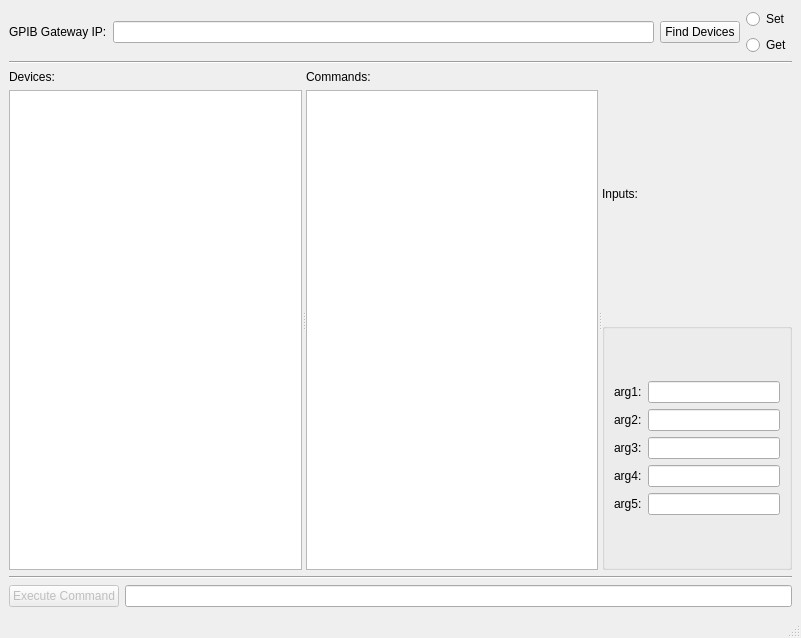
Before: the Qt Designer form GUIfiles/DeviceControlInterface.ui in doctoboggan/DeathRay, drawn with Qt 5.
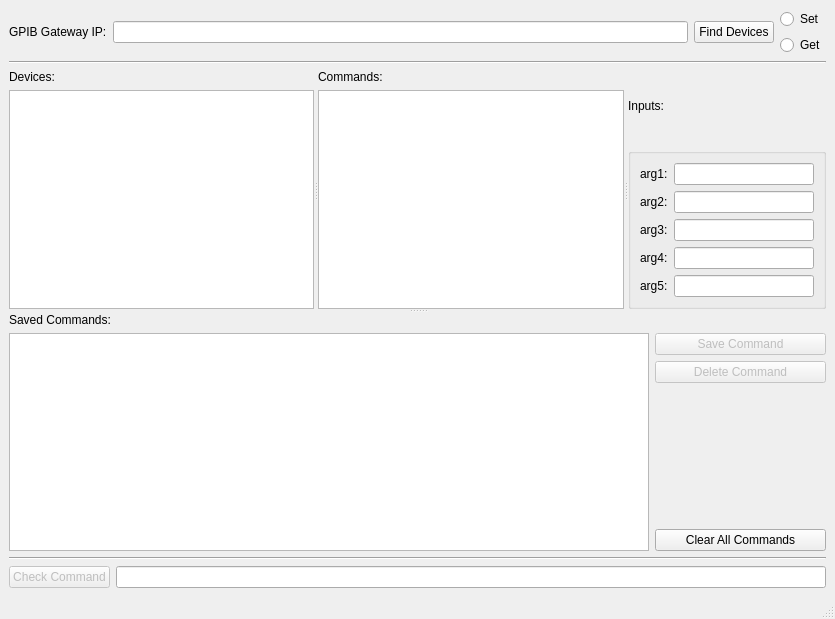
After: the same form once the commit is applied.

Commit message: Device Control updates

Patch:
```diff
--- a/GUIfiles/DeviceControlInterface.ui
+++ b/GUIfiles/DeviceControlInterface.ui
@@ -6,8 +6,8 @@
    <rect>
     <x>0</x>
     <y>0</y>
-    <width>801</width>
-    <height>638</height>
+    <width>835</width>
+    <height>619</height>
    </rect>
   </property>
   <property name="windowTitle">
@@ -78,6 +78,10 @@
      </widget>
     </item>
     <item>
+     <widget class="QSplitter" name="splitter_vert">
+      <property name="orientation">
+       <enum>Qt::Vertical</enum>
+      </property>
      <widget class="QSplitter" name="splitter">
       <property name="orientation">
        <enum>Qt::Horizontal</enum>
@@ -246,6 +250,110 @@
        </layout>
       </widget>
      </widget>
+      <widget class="QWidget" name="">
+       <layout class="QHBoxLayout" name="horizontalLayout_8">
+        <item>
+         <layout class="QVBoxLayout" name="verticalLayout_7">
+          <item>
+           <widget class="QLabel" name="label_5">
+            <property name="text">
+             <string>Saved Commands:</string>
+            </property>
+           </widget>
+          </item>
+          <item>
+           <widget class="QListWidget" name="listWidgetSavedCommands">
+            <property name="sizePolicy">
+             <sizepolicy hsizetype="Preferred" vsizetype="Expanding">
+              <horstretch>0</horstretch>
+              <verstretch>0</verstretch>
+             </sizepolicy>
+            </property>
+           </widget>
+          </item>
+         </layout>
+        </item>
+        <item>
+         <layout class="QVBoxLayout" name="verticalLayoutCommandButtons">
+          <property name="sizeConstraint">
+           <enum>QLayout::SetMinAndMaxSize</enum>
+          </property>
+          <item>
+           <widget class="QLabel" name="label_6">
+            <property name="maximumSize">
+             <size>
+              <width>159</width>
+              <height>16777215</height>
+             </size>
+            </property>
+            <property name="text">
+             <string/>
+            </property>
+           </widget>
+          </item>
+          <item>
+           <widget class="QPushButton" name="pushButtonSave">
+            <property name="enabled">
+             <bool>false</bool>
+            </property>
+            <property name="maximumSize">
+             <size>
+              <width>171</width>
+              <height>16777215</height>
+             </size>
+            </property>
+            <property name="text">
+             <string>Save Command</string>
+            </property>
+           </widget>
+          </item>
+          <item>
+           <widget class="QPushButton" name="pushButtonDelete">
+            <property name="enabled">
+             <bool>false</bool>
+            </property>
+            <property name="maximumSize">
+             <size>
+              <width>171</width>
+              <height>16777215</height>
+             </size>
+            </property>
+            <property name="text">
+             <string>Delete Command</string>
+            </property>
+           </widget>
+          </item>
+          <item>
+           <spacer name="verticalSpacer">
+            <property name="orientation">
+             <enum>Qt::Vertical</enum>
+            </property>
+            <property name="sizeHint" stdset="0">
+             <size>
+              <width>20</width>
+              <height>40</height>
+             </size>
+            </property>
+           </spacer>
+          </item>
+          <item>
+           <widget class="QPushButton" name="pushButtonClear">
+            <property name="maximumSize">
+             <size>
+              <width>171</width>
+              <height>16777215</height>
+             </size>
+            </property>
+            <property name="text">
+             <string>Clear All Commands</string>
+            </property>
+           </widget>
+          </item>
+         </layout>
+        </item>
+       </layout>
+      </widget>
+     </widget>
     </item>
     <item>
      <widget class="Line" name="line_2">
@@ -262,7 +370,7 @@
          <bool>false</bool>
         </property>
         <property name="text">
-         <string>Execute Command</string>
+         <string>Check Command</string>
         </property>
        </widget>
       </item>
```
Left out of the diff: 2 changed lines with no effect on the pictures. Lines whose indentation alone changed are shown as unchanged. The commit also changes 3 other files.
